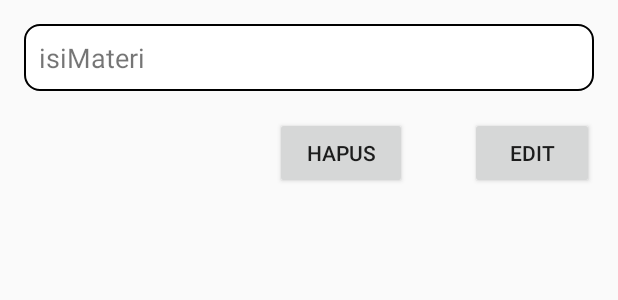
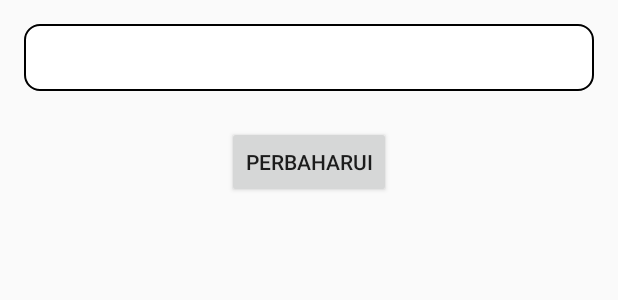
Before and after one commit to galihpw/simak, an Android app: the layout dialog_materi.xml on its own in the app's theme, with its tools: preview values and no code run, on a phone screen of 412 x 824 dp. Shown: the top 300 px of the screen. Run offline under Robolectric (Android 15) with nearby library versions, the phone set to English and light mode, and no system bars; network calls fail.

Commit message:
Tugas PLA Direktorak TIK

```diff
--- a/app/src/main/res/layout/dialog_materi.xml
+++ b/app/src/main/res/layout/dialog_materi.xml
@@ -10,30 +10,12 @@
     android:focusable="true"
     android:focusableInTouchMode="true">
 
-    <ViewSwitcher
-        android:id="@+id/swMateri"
+    <EditText
         android:layout_width="match_parent"
         android:layout_height="wrap_content"
         android:layout_alignParentTop="true"
         android:layout_alignParentLeft="true"
         android:layout_alignParentStart="true"
-        android:inAnimation="@android:anim/slide_in_left">
-
-        <TextView
-            android:layout_width="match_parent"
-            android:layout_height="match_parent"
-            android:id="@+id/tvMateri"
-            android:background="@drawable/border"
-            tools:text="isiMateri"
-            android:paddingTop="10dp"
-            android:paddingRight="10dp"
-            android:paddingLeft="10dp"
-            android:paddingBottom="10dp"
-            android:textSize="18sp" />
-
-        <EditText
-            android:layout_width="match_parent"
-            android:layout_height="match_parent"
         android:id="@+id/edtMateri"
         android:background="@drawable/border"
         android:paddingTop="10dp"
@@ -42,42 +24,12 @@
         android:paddingBottom="10dp"
         android:textSize="18sp"/>
 
-    </ViewSwitcher>
-
-    <ViewSwitcher
-        android:id="@+id/swEdit"
+    <Button
+        android:text="Perbaharui"
         android:layout_width="wrap_content"
         android:layout_height="wrap_content"
-        android:layout_marginLeft="42dp"
-        android:layout_marginStart="42dp"
-        android:inAnimation="@android:anim/slide_in_left"
-        android:layout_marginTop="17dp"
-        android:layout_below="@+id/swMateri"
-        android:layout_toRightOf="@+id/bhMateri"
-        android:layout_toEndOf="@+id/bhMateri">
-
-        <Button
-            android:text="Edit"
-            android:layout_width="match_parent"
-            android:layout_height="match_parent"
-            android:id="@+id/beMateri" />
-
-        <Button
-            android:text="Simpan"
-            android:layout_width="match_parent"
-            android:layout_height="match_parent"
-            android:id="@+id/bsMateri" />
-    </ViewSwitcher>
-
-    <Button
-        android:text="Hapus"
-        android:layout_width="wrap_content"
-        android:layout_height="wrap_content"
-        android:layout_marginLeft="167dp"
-        android:layout_marginStart="167dp"
         android:id="@+id/bhMateri"
-        android:layout_alignBaseline="@+id/swEdit"
-        android:layout_alignBottom="@+id/swEdit"
-        android:layout_alignParentLeft="true"
-        android:layout_alignParentStart="true" />
+        android:layout_below="@+id/edtMateri"
+        android:layout_centerHorizontal="true"
+        android:layout_marginTop="23dp" />
 </RelativeLayout>
```
Also changed, not shown: app/src/main/java/com/galihpw/simak/MateriActivity.java (+6 -74 lines). Lines whose indentation alone changed are shown as unchanged.
